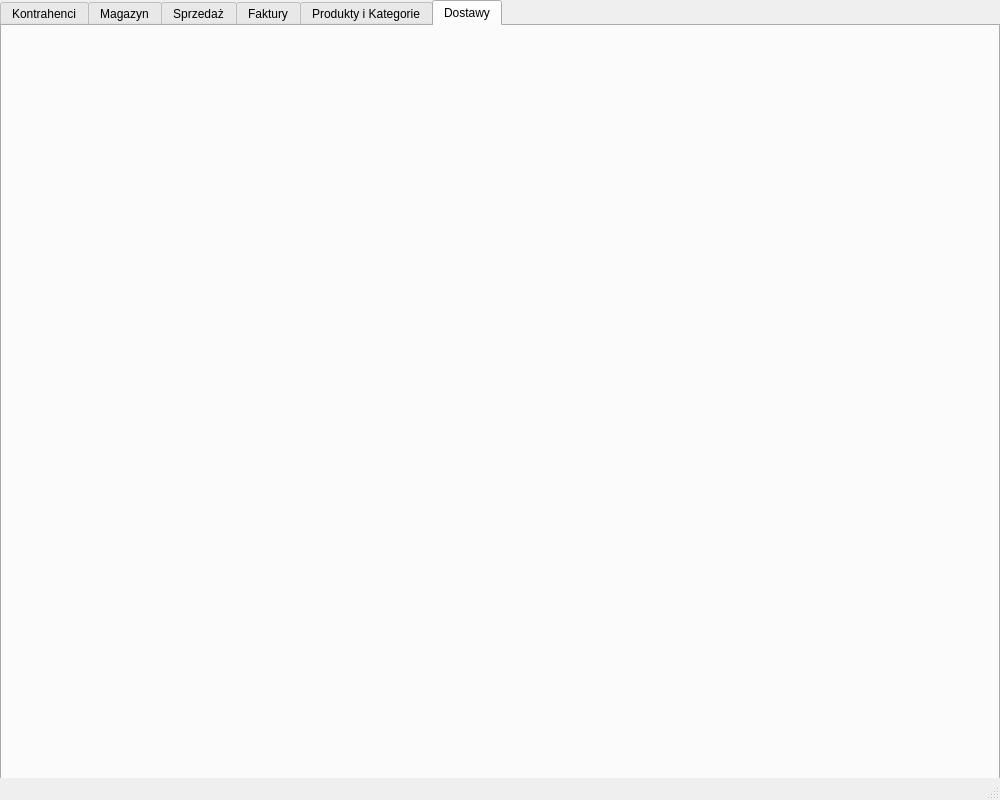
This is mainwindow.ui in mbobas/QT_NoSQL_WareHouseSoft_ as Qt 5 draws it before an edit. The edited form follows.
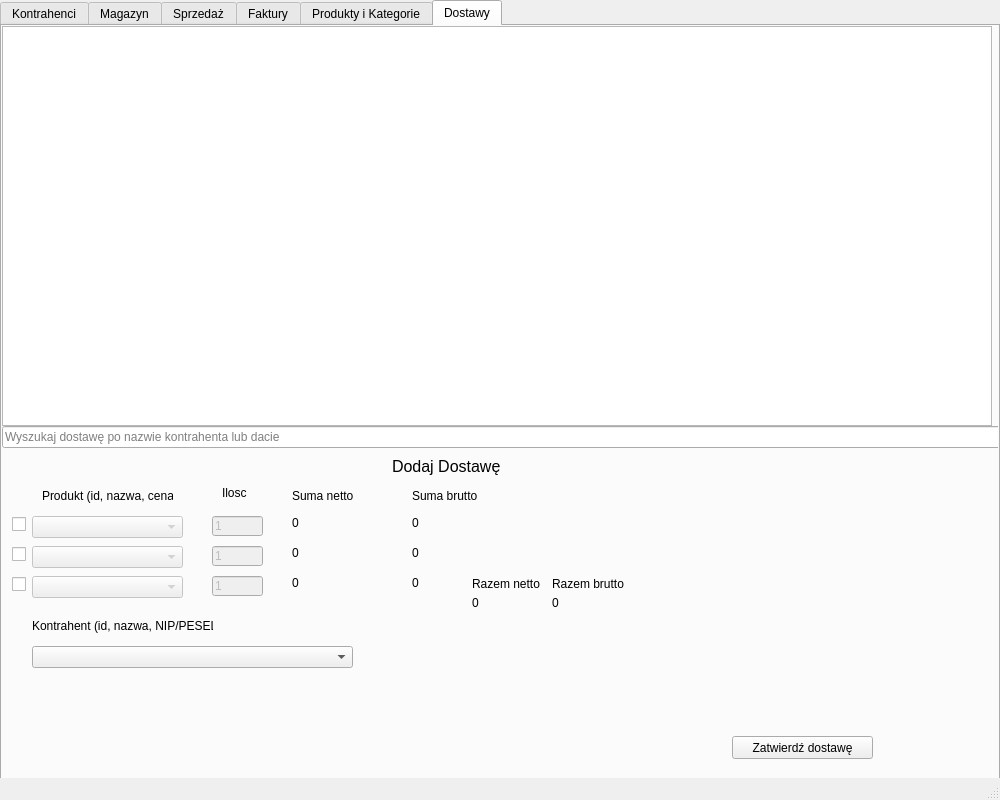
This is the edited form. The open tabs and pages were chosen to show the change.

What changed in the file:
```diff
--- a/mainwindow.ui
+++ b/mainwindow.ui
@@ -756,6 +756,424 @@
      <attribute name="title">
       <string>Dostawy</string>
      </attribute>
+     <widget class="QLineEdit" name="lineEdit_dostawa_wyszukajtowar">
+      <property name="geometry">
+       <rect>
+        <x>0</x>
+        <y>400</y>
+        <width>1001</width>
+        <height>22</height>
+       </rect>
+      </property>
+      <property name="placeholderText">
+       <string>Wyszukaj dostawę po nazwie kontrahenta lub dacie</string>
+      </property>
+     </widget>
+     <widget class="QLabel" name="label_dostawa">
+      <property name="geometry">
+       <rect>
+        <x>390</x>
+        <y>430</y>
+        <width>151</width>
+        <height>20</height>
+       </rect>
+      </property>
+      <property name="font">
+       <font>
+        <pointsize>12</pointsize>
+       </font>
+      </property>
+      <property name="text">
+       <string>Dodaj Dostawę</string>
+      </property>
+     </widget>
+     <widget class="QComboBox" name="comboBox_dostawa3">
+      <property name="enabled">
+       <bool>false</bool>
+      </property>
+      <property name="geometry">
+       <rect>
+        <x>30</x>
+        <y>550</y>
+        <width>151</width>
+        <height>22</height>
+       </rect>
+      </property>
+      <property name="placeholderText">
+       <string>Wybierz produkt</string>
+      </property>
+     </widget>
+     <widget class="QComboBox" name="comboBox_dostawa2">
+      <property name="enabled">
+       <bool>false</bool>
+      </property>
+      <property name="geometry">
+       <rect>
+        <x>30</x>
+        <y>520</y>
+        <width>151</width>
+        <height>22</height>
+       </rect>
+      </property>
+      <property name="placeholderText">
+       <string>Wybierz produkt</string>
+      </property>
+     </widget>
+     <widget class="QLineEdit" name="lineEdit_dostawa_cena3">
+      <property name="enabled">
+       <bool>false</bool>
+      </property>
+      <property name="geometry">
+       <rect>
+        <x>210</x>
+        <y>550</y>
+        <width>51</width>
+        <height>20</height>
+       </rect>
+      </property>
+      <property name="text">
+       <string>1</string>
+      </property>
+     </widget>
+     <widget class="QLabel" name="label_dostawa_sumB3">
+      <property name="geometry">
+       <rect>
+        <x>410</x>
+        <y>550</y>
+        <width>47</width>
+        <height>13</height>
+       </rect>
+      </property>
+      <property name="text">
+       <string>0</string>
+      </property>
+     </widget>
+     <widget class="QComboBox" name="comboBox_dostawa_kontrahent">
+      <property name="geometry">
+       <rect>
+        <x>30</x>
+        <y>620</y>
+        <width>321</width>
+        <height>22</height>
+       </rect>
+      </property>
+      <property name="placeholderText">
+       <string>Wybierz kontrahenta</string>
+      </property>
+     </widget>
+     <widget class="QLabel" name="label_dostawasuma_jednostkowa_brutto_4">
+      <property name="geometry">
+       <rect>
+        <x>410</x>
+        <y>460</y>
+        <width>91</width>
+        <height>20</height>
+       </rect>
+      </property>
+      <property name="text">
+       <string>Suma brutto</string>
+      </property>
+     </widget>
+     <widget class="QLabel" name="label_dostawa_sumN1">
+      <property name="geometry">
+       <rect>
+        <x>290</x>
+        <y>490</y>
+        <width>47</width>
+        <height>13</height>
+       </rect>
+      </property>
+      <property name="text">
+       <string>0</string>
+      </property>
+     </widget>
+     <widget class="QLabel" name="label_dostawa_sumB2">
+      <property name="geometry">
+       <rect>
+        <x>410</x>
+        <y>520</y>
+        <width>47</width>
+        <height>13</height>
+       </rect>
+      </property>
+      <property name="text">
+       <string>0</string>
+      </property>
+     </widget>
+     <widget class="QLabel" name="label_dostawa_sumN3">
+      <property name="geometry">
+       <rect>
+        <x>290</x>
+        <y>550</y>
+        <width>47</width>
+        <height>13</height>
+       </rect>
+      </property>
+      <property name="text">
+       <string>0</string>
+      </property>
+     </widget>
+     <widget class="QLabel" name="label_dostawa_produkt_4">
+      <property name="geometry">
+       <rect>
+        <x>40</x>
+        <y>460</y>
+        <width>131</width>
+        <height>20</height>
+       </rect>
+      </property>
+      <property name="text">
+       <string>Produkt (id, nazwa, cena)</string>
+      </property>
+     </widget>
+     <widget class="QLineEdit" name="lineEdit_dostawa_cena2">
+      <property name="enabled">
+       <bool>false</bool>
+      </property>
+      <property name="geometry">
+       <rect>
+        <x>210</x>
+        <y>520</y>
+        <width>51</width>
+        <height>20</height>
+       </rect>
+      </property>
+      <property name="text">
+       <string>1</string>
+      </property>
+     </widget>
+     <widget class="QLabel" name="label_dostawa_sumB1">
+      <property name="geometry">
+       <rect>
+        <x>410</x>
+        <y>490</y>
+        <width>47</width>
+        <height>13</height>
+       </rect>
+      </property>
+      <property name="text">
+       <string>0</string>
+      </property>
+     </widget>
+     <widget class="QCheckBox" name="checkBox_dostawa_2">
+      <property name="geometry">
+       <rect>
+        <x>10</x>
+        <y>520</y>
+        <width>16</width>
+        <height>17</height>
+       </rect>
+      </property>
+      <property name="text">
+       <string/>
+      </property>
+     </widget>
+     <widget class="QLabel" name="label_dostawa_ilosc_4">
+      <property name="geometry">
+       <rect>
+        <x>220</x>
+        <y>460</y>
+        <width>47</width>
+        <height>13</height>
+       </rect>
+      </property>
+      <property name="text">
+       <string>Ilosc</string>
+      </property>
+     </widget>
+     <widget class="QLabel" name="label_dostawa_sumN2">
+      <property name="geometry">
+       <rect>
+        <x>290</x>
+        <y>520</y>
+        <width>47</width>
+        <height>13</height>
+       </rect>
+      </property>
+      <property name="text">
+       <string>0</string>
+      </property>
+     </widget>
+     <widget class="QLabel" name="label_dostawasuma_jednostkowa_4">
+      <property name="geometry">
+       <rect>
+        <x>290</x>
+        <y>460</y>
+        <width>91</width>
+        <height>20</height>
+       </rect>
+      </property>
+      <property name="text">
+       <string>Suma netto</string>
+      </property>
+     </widget>
+     <widget class="QPushButton" name="pushButton_dostawa">
+      <property name="geometry">
+       <rect>
+        <x>730</x>
+        <y>710</y>
+        <width>141</width>
+        <height>23</height>
+       </rect>
+      </property>
+      <property name="text">
+       <string>Zatwierdź dostawę</string>
+      </property>
+     </widget>
+     <widget class="QCheckBox" name="checkBox_dostawa_1">
+      <property name="geometry">
+       <rect>
+        <x>10</x>
+        <y>490</y>
+        <width>16</width>
+        <height>17</height>
+       </rect>
+      </property>
+      <property name="text">
+       <string/>
+      </property>
+     </widget>
+     <widget class="QComboBox" name="comboBox_dostawa1">
+      <property name="enabled">
+       <bool>false</bool>
+      </property>
+      <property name="geometry">
+       <rect>
+        <x>30</x>
+        <y>490</y>
+        <width>151</width>
+        <height>22</height>
+       </rect>
+      </property>
+      <property name="placeholderText">
+       <string>Wybierz produkt</string>
+      </property>
+     </widget>
+     <widget class="QLineEdit" name="lineEdit_dostawa_cena1">
+      <property name="enabled">
+       <bool>false</bool>
+      </property>
+      <property name="geometry">
+       <rect>
+        <x>210</x>
+        <y>490</y>
+        <width>51</width>
+        <height>20</height>
+       </rect>
+      </property>
+      <property name="text">
+       <string>1</string>
+      </property>
+     </widget>
+     <widget class="QCheckBox" name="checkBox_dostawa_3">
+      <property name="geometry">
+       <rect>
+        <x>10</x>
+        <y>550</y>
+        <width>16</width>
+        <height>17</height>
+       </rect>
+      </property>
+      <property name="text">
+       <string/>
+      </property>
+     </widget>
+     <widget class="QLabel" name="label_dostawa_kontrahent_opis">
+      <property name="geometry">
+       <rect>
+        <x>30</x>
+        <y>590</y>
+        <width>181</width>
+        <height>20</height>
+       </rect>
+      </property>
+      <property name="text">
+       <string>Kontrahent (id, nazwa, NIP/PESEL)</string>
+      </property>
+     </widget>
+     <widget class="QLabel" name="label_sprzedaz_razembrutto_string">
+      <property name="geometry">
+       <rect>
+        <x>550</x>
+        <y>550</y>
+        <width>81</width>
+        <height>16</height>
+       </rect>
+      </property>
+      <property name="text">
+       <string>Razem brutto</string>
+      </property>
+     </widget>
+     <widget class="QLabel" name="label_dostawa_suma_razembrutto_int">
+      <property name="geometry">
+       <rect>
+        <x>550</x>
+        <y>570</y>
+        <width>47</width>
+        <height>13</height>
+       </rect>
+      </property>
+      <property name="text">
+       <string>0</string>
+      </property>
+     </widget>
+     <widget class="QLabel" name="label_dostawa_razemnetto_string">
+      <property name="geometry">
+       <rect>
+        <x>470</x>
+        <y>550</y>
+        <width>81</width>
+        <height>16</height>
+       </rect>
+      </property>
+      <property name="text">
+       <string>Razem netto</string>
+      </property>
+     </widget>
+     <widget class="QLabel" name="label_dostawa_suma_razemnetto_int">
+      <property name="geometry">
+       <rect>
+        <x>470</x>
+        <y>570</y>
+        <width>47</width>
+        <height>13</height>
+       </rect>
+      </property>
+      <property name="text">
+       <string>0</string>
+      </property>
+     </widget>
+     <widget class="QLabel" name="label_dostawa_komunikat_4">
+      <property name="geometry">
+       <rect>
+        <x>510</x>
+        <y>670</y>
+        <width>721</width>
+        <height>20</height>
+       </rect>
+      </property>
+      <property name="font">
+       <font>
+        <pointsize>13</pointsize>
+       </font>
+      </property>
+      <property name="text">
+       <string/>
+      </property>
+      <property name="alignment">
+       <set>Qt::AlignCenter</set>
+      </property>
+     </widget>
+     <widget class="QTableWidget" name="tableWidget_dostawa">
+      <property name="geometry">
+       <rect>
+        <x>0</x>
+        <y>0</y>
+        <width>990</width>
+        <height>400</height>
+       </rect>
+      </property>
+     </widget>
     </widget>
    </widget>
   </widget>
```
Left out of the diff: 245 changed lines with no effect on the pictures.
